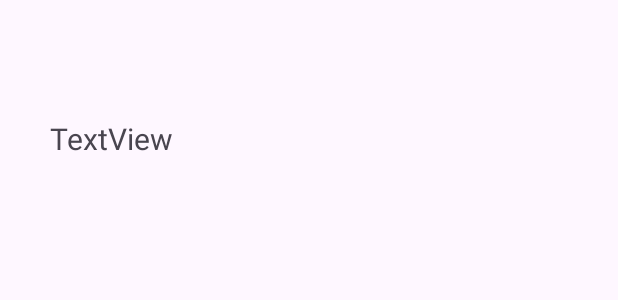
After one commit to ARama-K/App-Dev, an Android app: the layout activity_second.xml on its own in the app's theme, with its tools: preview values and no code run, on a phone screen of 412 x 824 dp. The commit adds this screen. Shown: the top 300 px of the screen. Run offline under Robolectric (Android 15) with nearby library versions, the phone set to English and light mode, and no system bars.

```diff
--- a/app/src/main/res/layout/activity_main.xml
+++ b/app/src/main/res/layout/activity_main.xml
@@ -2,6 +2,7 @@
 <androidx.constraintlayout.widget.ConstraintLayout xmlns:android="http://schemas.android.com/apk/res/android"
     xmlns:app="http://schemas.android.com/apk/res-auto"
     xmlns:tools="http://schemas.android.com/tools"
+    android:id="@+id/main"
     android:layout_width="match_parent"
     android:layout_height="match_parent"
     android:background="#A4B0BF"
--- /dev/null
+++ b/app/src/main/res/layout/activity_second.xml
@@ -0,0 +1,24 @@
+<?xml version="1.0" encoding="utf-8"?>
+<androidx.constraintlayout.widget.ConstraintLayout xmlns:android="http://schemas.android.com/apk/res/android"
+    xmlns:app="http://schemas.android.com/apk/res-auto"
+    xmlns:tools="http://schemas.android.com/tools"
+    android:id="@+id/main"
+    android:layout_width="match_parent"
+    android:layout_height="match_parent"
+    tools:context=".SecondActivity">
+
+    <TextView
+        android:id="@+id/offerText"
+        android:layout_width="wrap_content"
+        android:layout_height="wrap_content"
+        android:layout_marginLeft="10dp"
+        android:layout_marginRight="10dp"
+        android:text="TextView"
+        android:textSize="20sp"
+        app:layout_constraintBottom_toBottomOf="parent"
+        app:layout_constraintEnd_toEndOf="parent"
+        app:layout_constraintHorizontal_bias="0.075"
+        app:layout_constraintStart_toStartOf="parent"
+        app:layout_constraintTop_toTopOf="parent"
+        app:layout_constraintVertical_bias="0.099" />
+</androidx.constraintlayout.widget.ConstraintLayout>
```
Also changed, not shown: app/src/main/AndroidManifest.xml (+4 -3 lines), app/src/main/java/com/example/myapplication/MainActivity.kt (+35 -12 lines), app/src/main/java/com/example/myapplication/SecondActivity.kt (added, +24 -0 lines).
